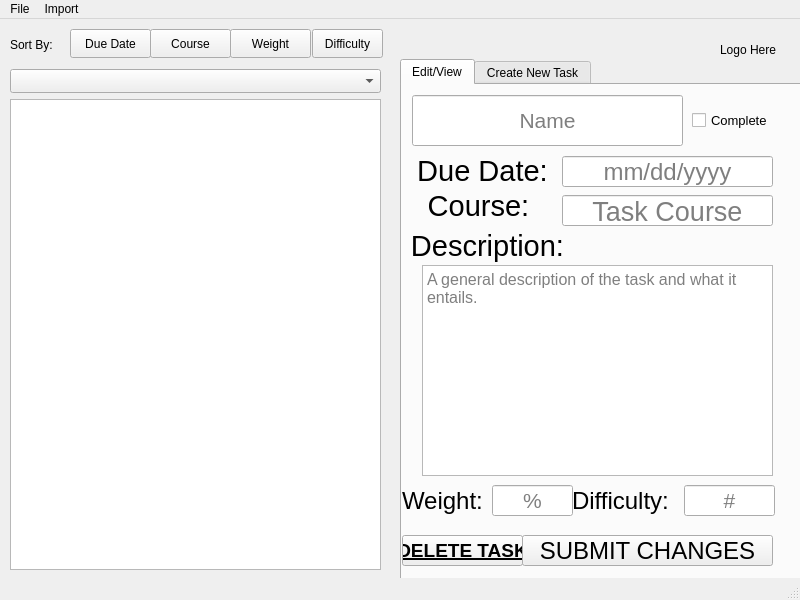
ColbiH/Tasker, file tasker.ui: the form before one commit.
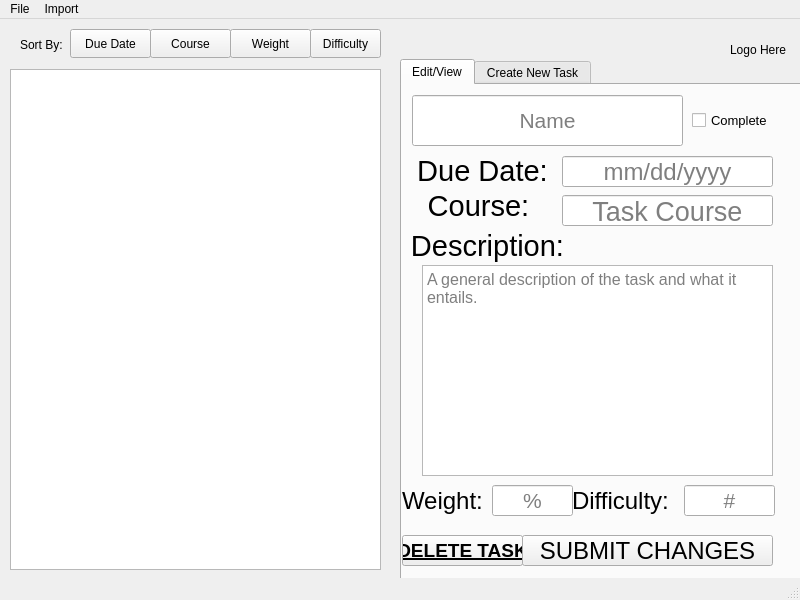
The form after the commit.

Patch:
```diff
--- a/tasker.ui
+++ b/tasker.ui
@@ -10,6 +10,12 @@
     <height>600</height>
    </rect>
   </property>
+  <property name="maximumSize">
+   <size>
+    <width>800</width>
+    <height>600</height>
+   </size>
+  </property>
   <property name="windowTitle">
    <string>Tasker</string>
   </property>
@@ -616,9 +622,9 @@
    <widget class="QLabel" name="label_logo">
     <property name="geometry">
      <rect>
-      <x>720</x>
+      <x>730</x>
       <y>0</y>
-      <width>71</width>
+      <width>61</width>
       <height>61</height>
      </rect>
     </property>
@@ -640,16 +646,16 @@
     <property name="geometry">
      <rect>
       <x>10</x>
-      <y>80</y>
+      <y>50</y>
       <width>371</width>
-      <height>471</height>
+      <height>501</height>
      </rect>
     </property>
    </widget>
    <widget class="QLabel" name="label_10">
     <property name="geometry">
      <rect>
-      <x>10</x>
+      <x>20</x>
       <y>10</y>
       <width>71</width>
       <height>31</height>
@@ -701,7 +707,7 @@
    <widget class="QPushButton" name="pushButton_4">
     <property name="geometry">
      <rect>
-      <x>312</x>
+      <x>310</x>
       <y>10</y>
       <width>71</width>
       <height>29</height>
```
Left out of the diff: 12 changed lines with no effect on the pictures.
